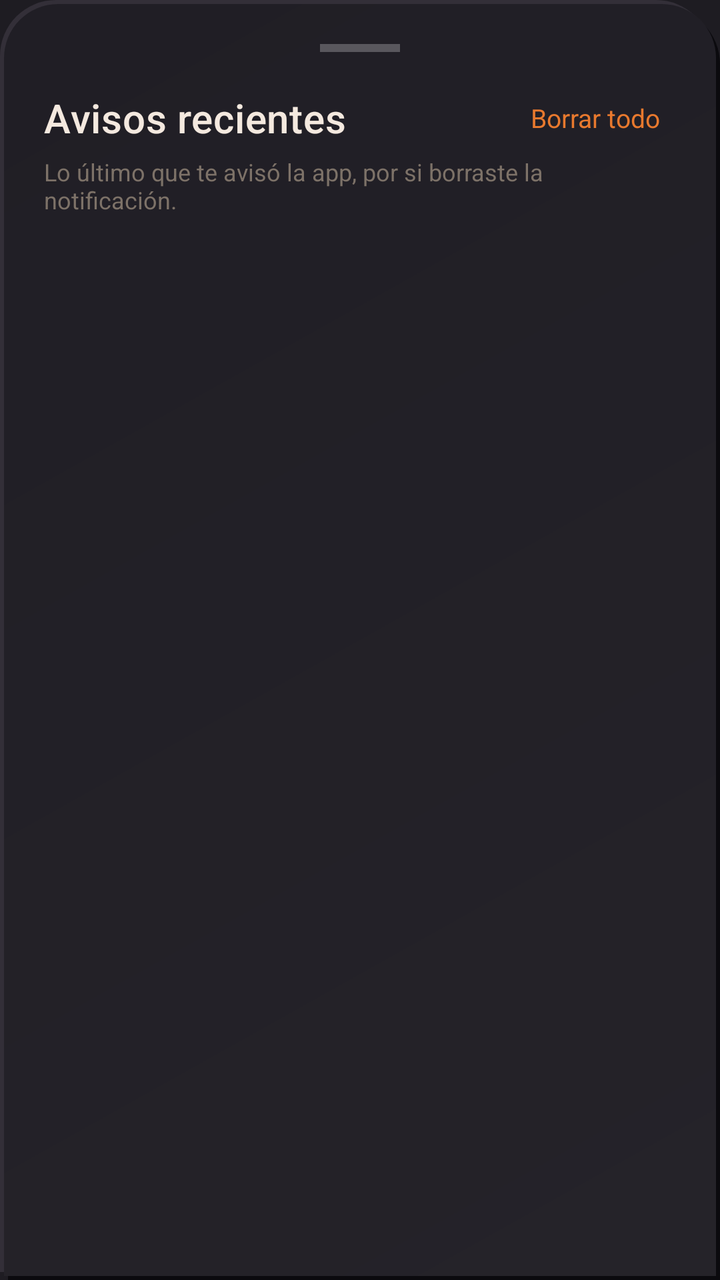
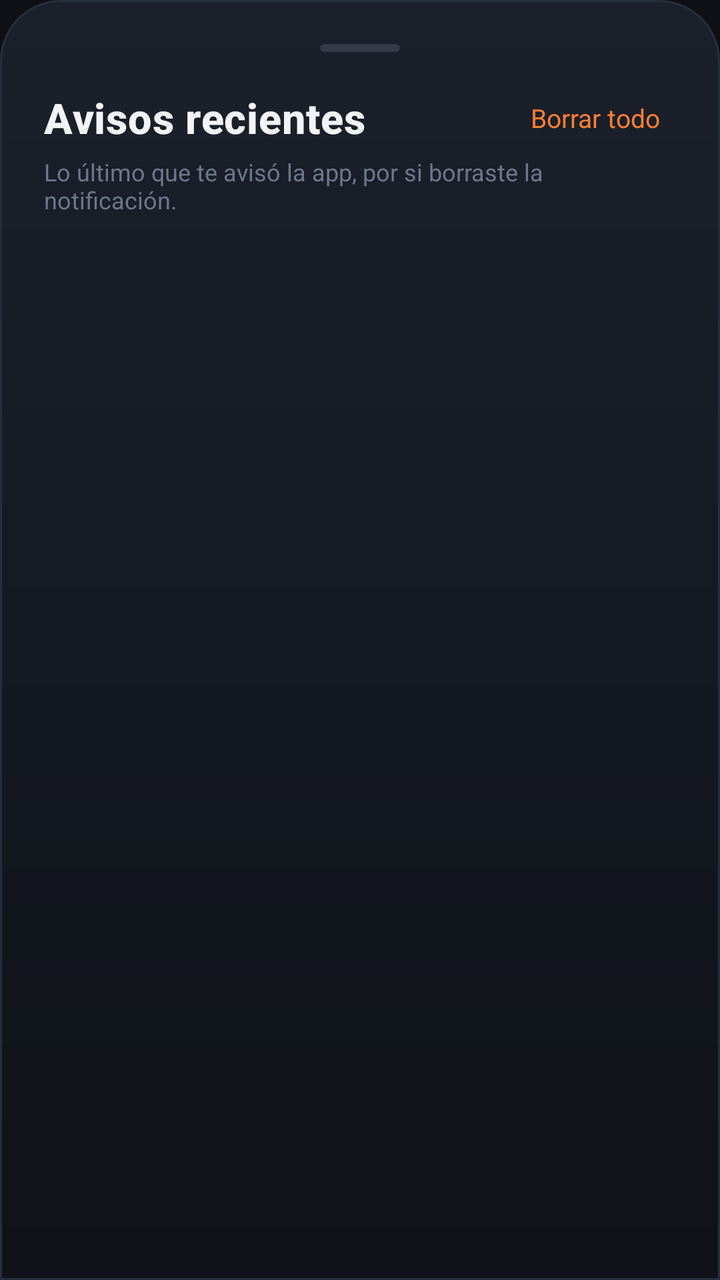

Two renders of the same Android screen: before a commit and after it. Below are the layout's source before the change and the commit's diff.
<!-- AndroidManifest.xml: application theme Theme.DondeMierdaIba -->
<!-- res/layout/dialog_notification_history.xml -->
<?xml version="1.0" encoding="utf-8"?>
<LinearLayout xmlns:android="http://schemas.android.com/apk/res/android"
    android:layout_width="match_parent"
    android:layout_height="wrap_content"
    android:background="@drawable/bg_glass_sheet"
    android:orientation="vertical"
    android:padding="22dp">

    <View
        android:layout_width="40dp"
        android:layout_height="4dp"
        android:layout_gravity="center_horizontal"
        android:background="#40FFFFFF" />

    <LinearLayout
        android:layout_width="match_parent"
        android:layout_height="wrap_content"
        android:layout_marginTop="16dp"
        android:gravity="center_vertical"
        android:orientation="horizontal">

        <TextView
            android:layout_width="0dp"
            android:layout_height="wrap_content"
            android:layout_weight="1"
            android:text="@string/notif_history_title"
            android:textAppearance="@style/TextAppearance.DMI.Title" />

        <TextView
            android:id="@+id/btnClearHistory"
            android:layout_width="wrap_content"
            android:layout_height="wrap_content"
            android:padding="8dp"
            android:text="@string/notif_history_clear"
            android:textColor="@color/accent_orange"
            android:textSize="13sp" />
    </LinearLayout>

    <TextView
        android:layout_width="match_parent"
        android:layout_height="wrap_content"
        android:layout_marginTop="2dp"
        android:text="@string/notif_history_subtitle"
        android:textColor="@color/text_muted"
        android:textSize="12sp" />

    <TextView
        android:id="@+id/txtHistoryEmpty"
        android:layout_width="match_parent"
        android:layout_height="wrap_content"
        android:layout_marginTop="28dp"
        android:layout_marginBottom="28dp"
        android:gravity="center"
        android:lineSpacingExtra="3dp"
        android:text="@string/notif_history_empty"
        android:textColor="@color/text_secondary"
        android:textSize="13sp"
        android:visibility="gone" />

    <ScrollView
        android:layout_width="match_parent"
        android:layout_height="wrap_content"
        android:layout_marginTop="10dp"
        android:maxHeight="420dp"
        android:scrollbars="none">

        <LinearLayout
            android:id="@+id/historyContainer"
            android:layout_width="match_parent"
            android:layout_height="wrap_content"
            android:orientation="vertical" />
    </ScrollView>

</LinearLayout>
<!-- resources referenced by this layout -->
<resources>
  <color name="accent_orange">#E8792E</color>
  <color name="text_muted">#7D7268</color>
  <color name="text_secondary">#B7A99C</color>
  <!-- drawable bg_glass_sheet (drawable) -->
  <?xml version="1.0" encoding="utf-8"?>
  <layer-list xmlns:android="http://schemas.android.com/apk/res/android">
      
      <item android:top="4dp" android:left="4dp">
          <shape android:shape="rectangle">
              <corners android:topLeftRadius="28dp" android:topRightRadius="28dp" android:bottomLeftRadius="0dp" android:bottomRightRadius="0dp" />
              <solid android:color="@color/neu_shadow_dark" />
          </shape>
      </item>
      
      <item android:bottom="4dp" android:right="4dp">
          <shape android:shape="rectangle">
              <corners android:topLeftRadius="28dp" android:topRightRadius="28dp" android:bottomLeftRadius="0dp" android:bottomRightRadius="0dp" />
              <solid android:color="@color/neu_shadow_light" />
          </shape>
      </item>
      
      <item android:top="2dp" android:left="2dp" android:right="2dp" android:bottom="2dp">
          <shape android:shape="rectangle">
              <corners android:topLeftRadius="27dp" android:topRightRadius="27dp" android:bottomLeftRadius="0dp" android:bottomRightRadius="0dp" />
              <gradient android:type="linear" android:angle="135" android:startColor="@color/neu_base_hi" android:endColor="@color/neu_base" />
          </shape>
      </item>
  </layer-list>
  <string name="notif_history_clear">Borrar todo</string>
  <string name="notif_history_empty">Todavía no hay avisos.\nCuando salga un capítulo o temporada nueva de tus series vinculadas, lo vas a ver acá.</string>
  <string name="notif_history_subtitle">Lo último que te avisó la app, por si borraste la notificación.</string>
  <string name="notif_history_title">Avisos recientes</string>
  <style name="TextAppearance.DMI.Title" parent="TextAppearance.MaterialComponents.Headline6">
          <item name="android:textColor">@color/text_primary</item>
          <item name="android:fontFamily">sans-serif-medium</item>
      </style>
  <style name="Theme.DondeMierdaIba" parent="Theme.MaterialComponents.NoActionBar">
          <item name="colorPrimary">@color/accent_violet</item>
          <item name="colorPrimaryDark">@color/bg_top</item>
          <item name="colorAccent">@color/accent_cyan</item>
          <item name="android:windowBackground">@color/bg_top</item>
          <item name="android:statusBarColor">@color/bg_top</item>
          <item name="android:navigationBarColor">@color/bg_top</item>
          <item name="android:textColorPrimary">@color/text_primary</item>
          <item name="android:textColorSecondary">@color/text_secondary</item>
          <item name="android:windowLightStatusBar">false</item>
      </style>
  <color name="neu_shadow_dark">#0B0A0E</color>
  <color name="neu_shadow_light">#332F38</color>
  <color name="neu_base_hi">#252329</color>
  <color name="neu_base">#201E25</color>
  <color name="text_primary">#F4E9DF</color>
  <color name="accent_violet">#E8792E</color>
  <color name="bg_top">#1E1C22</color>
  <color name="accent_cyan">#F4B740</color>
</resources>

<!-- the commit's change to res/layout/dialog_notification_history.xml (unified diff, before → after) -->
@@ -10,7 +10,7 @@
         android:layout_width="40dp"
         android:layout_height="4dp"
         android:layout_gravity="center_horizontal"
-        android:background="#40FFFFFF" />
+        android:background="@drawable/bg_handle" />
 
     <LinearLayout
         android:layout_width="match_parent"
<!-- resource entries referenced after the edit -->
@@ -1,40 +1,30 @@
 <!-- resources referenced by this layout -->
 <resources>
-  <color name="accent_orange">#E8792E</color>
-  <color name="text_muted">#7D7268</color>
-  <color name="text_secondary">#B7A99C</color>
+  <color name="accent_orange">#FF7F32</color>
+  <color name="text_muted">#6F788A</color>
+  <color name="text_secondary">#A9B1C1</color>
   <!-- drawable bg_glass_sheet (drawable) -->
   <?xml version="1.0" encoding="utf-8"?>
-  <layer-list xmlns:android="http://schemas.android.com/apk/res/android">
-      
-      <item android:top="4dp" android:left="4dp">
-          <shape android:shape="rectangle">
-              <corners android:topLeftRadius="28dp" android:topRightRadius="28dp" android:bottomLeftRadius="0dp" android:bottomRightRadius="0dp" />
-              <solid android:color="@color/neu_shadow_dark" />
-          </shape>
-      </item>
-      
-      <item android:bottom="4dp" android:right="4dp">
-          <shape android:shape="rectangle">
-              <corners android:topLeftRadius="28dp" android:topRightRadius="28dp" android:bottomLeftRadius="0dp" android:bottomRightRadius="0dp" />
-              <solid android:color="@color/neu_shadow_light" />
-          </shape>
-      </item>
-      
-      <item android:top="2dp" android:left="2dp" android:right="2dp" android:bottom="2dp">
-          <shape android:shape="rectangle">
-              <corners android:topLeftRadius="27dp" android:topRightRadius="27dp" android:bottomLeftRadius="0dp" android:bottomRightRadius="0dp" />
-              <gradient android:type="linear" android:angle="135" android:startColor="@color/neu_base_hi" android:endColor="@color/neu_base" />
-          </shape>
-      </item>
-  </layer-list>
+  <shape xmlns:android="http://schemas.android.com/apk/res/android" android:shape="rectangle">
+      <gradient android:type="linear" android:angle="270" android:startColor="#1B202B" android:endColor="#0F1218" />
+      <corners android:topLeftRadius="30dp" android:topRightRadius="30dp" android:bottomLeftRadius="0dp" android:bottomRightRadius="0dp" />
+      <stroke android:width="1dp" android:color="@color/border_soft" />
+  </shape>
+  <!-- drawable bg_handle (drawable) -->
+  <?xml version="1.0" encoding="utf-8"?>
+  <shape xmlns:android="http://schemas.android.com/apk/res/android" android:shape="rectangle">
+      <solid android:color="#4D6F788A" />
+      <corners android:radius="2dp" />
+  </shape>
   <string name="notif_history_clear">Borrar todo</string>
   <string name="notif_history_empty">Todavía no hay avisos.\nCuando salga un capítulo o temporada nueva de tus series vinculadas, lo vas a ver acá.</string>
   <string name="notif_history_subtitle">Lo último que te avisó la app, por si borraste la notificación.</string>
   <string name="notif_history_title">Avisos recientes</string>
   <style name="TextAppearance.DMI.Title" parent="TextAppearance.MaterialComponents.Headline6">
           <item name="android:textColor">@color/text_primary</item>
-          <item name="android:fontFamily">sans-serif-medium</item>
+          <item name="android:fontFamily">serif</item>
+          <item name="android:textStyle">bold</item>
+          <item name="android:textSize">21sp</item>
       </style>
   <style name="Theme.DondeMierdaIba" parent="Theme.MaterialComponents.NoActionBar">
           <item name="colorPrimary">@color/accent_violet</item>
@@ -47,13 +37,10 @@
           <item name="android:textColorSecondary">@color/text_secondary</item>
           <item name="android:windowLightStatusBar">false</item>
       </style>
-  <color name="neu_shadow_dark">#0B0A0E</color>
-  <color name="neu_shadow_light">#332F38</color>
-  <color name="neu_base_hi">#252329</color>
-  <color name="neu_base">#201E25</color>
-  <color name="text_primary">#F4E9DF</color>
-  <color name="accent_violet">#E8792E</color>
-  <color name="bg_top">#1E1C22</color>
-  <color name="accent_cyan">#F4B740</color>
+  <color name="border_soft">#272E3B</color>
+  <color name="text_primary">#F2F4F8</color>
+  <color name="accent_violet">#FF7F32</color>
+  <color name="bg_top">#0E1015</color>
+  <color name="accent_cyan">#FFC247</color>
 </resources>
 
